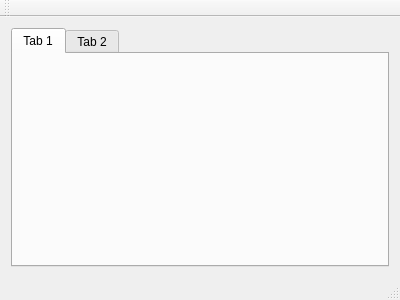
The window that ui/mainwindow.ui (longcp/CarRentalManagement) describes before a commit, drawn with Qt 5.
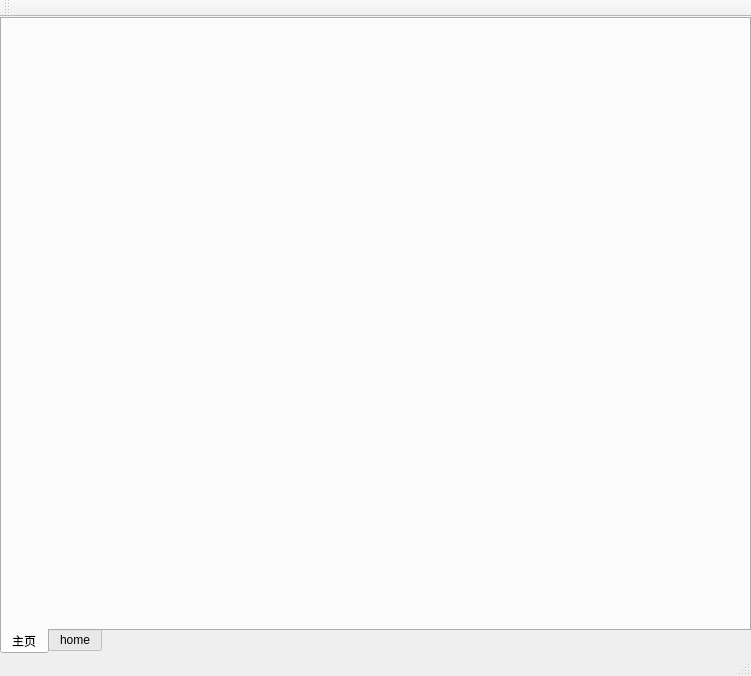
The same window after the commit. Icons and pictures are not drawn.

Commit message: 添加客户管理界面

```diff
--- a/ui/mainwindow.ui
+++ b/ui/mainwindow.ui
@@ -6,35 +6,76 @@
    <rect>
     <x>0</x>
     <y>0</y>
-    <width>400</width>
-    <height>300</height>
+    <width>751</width>
+    <height>676</height>
    </rect>
   </property>
   <property name="windowTitle">
    <string>MainWindow</string>
   </property>
   <widget class="QWidget" name="centralWidget">
-   <layout class="QHBoxLayout" name="horizontalLayout">
-    <item>
-     <layout class="QHBoxLayout" name="mainHorizonlayout">
+   <layout class="QHBoxLayout" name="mainHorizontalLayout">
+    <property name="spacing">
+     <number>0</number>
+    </property>
+    <property name="leftMargin">
+     <number>0</number>
+    </property>
+    <property name="topMargin">
+     <number>0</number>
+    </property>
+    <property name="rightMargin">
+     <number>0</number>
+    </property>
+    <property name="bottomMargin">
+     <number>0</number>
+    </property>
       <item>
        <widget class="QTabWidget" name="mainTabWidget">
+      <property name="styleSheet">
+       <string notr="true"/>
+      </property>
+      <property name="tabPosition">
+       <enum>QTabWidget::South</enum>
+      </property>
         <property name="currentIndex">
          <number>0</number>
         </property>
         <widget class="QWidget" name="tab">
          <attribute name="title">
-          <string>Tab 1</string>
-         </attribute>
+        <string>主页</string>
+       </attribute>
+       <layout class="QVBoxLayout" name="homePageVerticalLayout">
+        <property name="spacing">
+         <number>0</number>
+        </property>
+        <property name="leftMargin">
+         <number>0</number>
+        </property>
+        <property name="topMargin">
+         <number>0</number>
+        </property>
+        <property name="rightMargin">
+         <number>0</number>
+        </property>
+        <property name="bottomMargin">
+         <number>0</number>
+        </property>
+        <item>
+         <widget class="QWidget" name="homePageWidget" native="true">
+          <property name="styleSheet">
+           <string notr="true">border-image: url(:/menu/F:/entertainment/picture/360wallpaper/292250.jpg);</string>
+          </property>
+         </widget>
+        </item>
+       </layout>
         </widget>
         <widget class="QWidget" name="tab_2">
          <attribute name="title">
-          <string>Tab 2</string>
+        <string>home</string>
          </attribute>
         </widget>
        </widget>
-      </item>
-     </layout>
     </item>
    </layout>
   </widget>
```
Left out of the diff: 4 changed lines with no effect on the pictures. Lines whose indentation alone changed are shown as unchanged. The commit also changes 7 other files.
